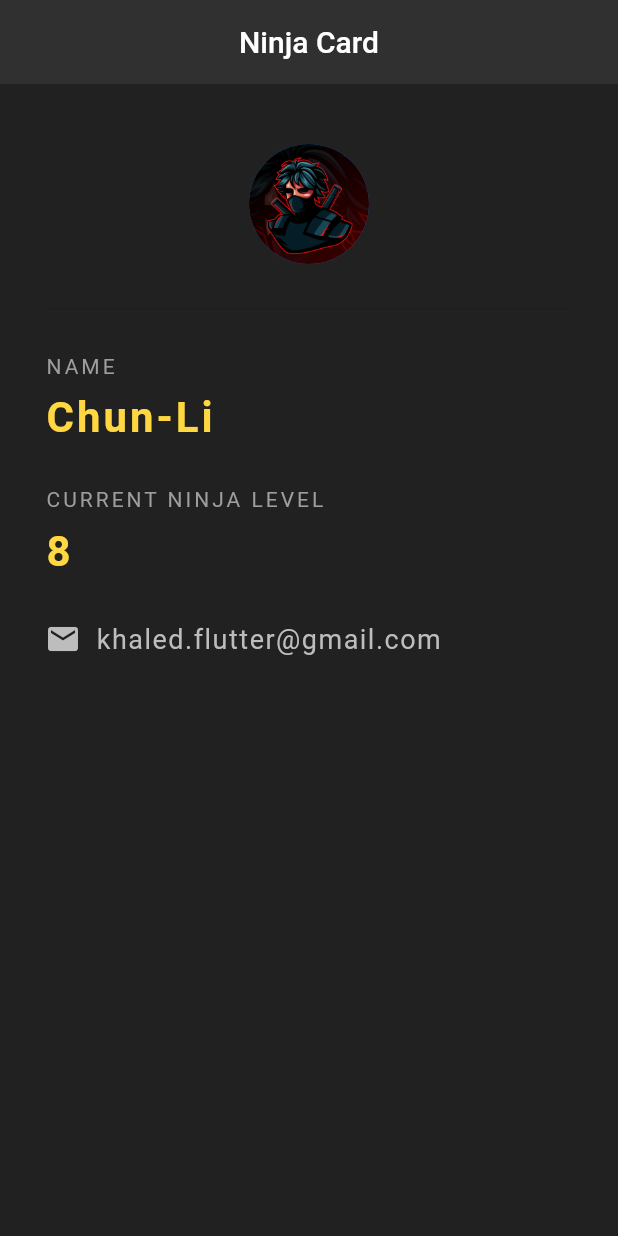
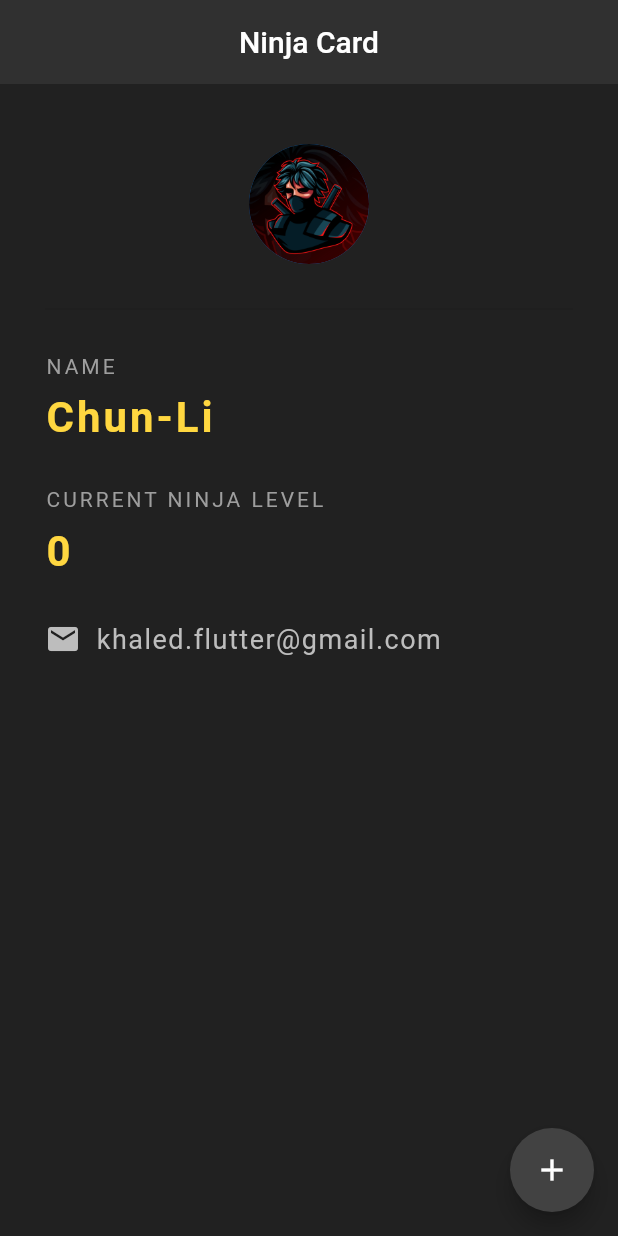
Before and after one commit to KHALEDKHLYAN/Simple_Flutter-App, a Flutter app: the screen it shows after launch, on a phone screen of 412 x 824 dp. Run offline on Flutter 3.47's test engine with Material 2 defaults, Android fonts, the phone set to English and light mode, and no system bars.

```diff
--- a/lib/main.dart
+++ b/lib/main.dart
@@ -4,8 +4,15 @@ void main() => runApp(MaterialApp(
       home: NinjaCard(),
     ));
 
-class NinjaCard extends StatelessWidget {
+class NinjaCard extends StatefulWidget {
   const NinjaCard({super.key});
+
+  @override
+  State<NinjaCard> createState() => _NinjaCardState();
+}
+
+class _NinjaCardState extends State<NinjaCard> {
+  int ninjaLevel = 0;
 
   @override
   Widget build(BuildContext context) {
@@ -16,6 +23,15 @@ class NinjaCard extends StatelessWidget {
         centerTitle: true,
         backgroundColor: Colors.grey[850],
         elevation: 0.0,
+      ),
+      floatingActionButton: FloatingActionButton(
+        onPressed: () {
+          setState(() {
+            ninjaLevel += 1;
+          });
+        },
+        child: Icon(Icons.add),
+        backgroundColor: Colors.grey[800],
       ),
       body: Padding(
         padding: EdgeInsets.fromLTRB(30.0, 40.0, 30.0, 0.0),
@@ -51,7 +67,7 @@ class NinjaCard extends StatelessWidget {
                     letterSpacing: 2.0,
                   )),
               SizedBox(height: 10.0),
-              Text('8',
+              Text('$ninjaLevel',
                   style: TextStyle(
                     color: Colors.amberAccent[200],
                     letterSpacing: 2.0,
```
